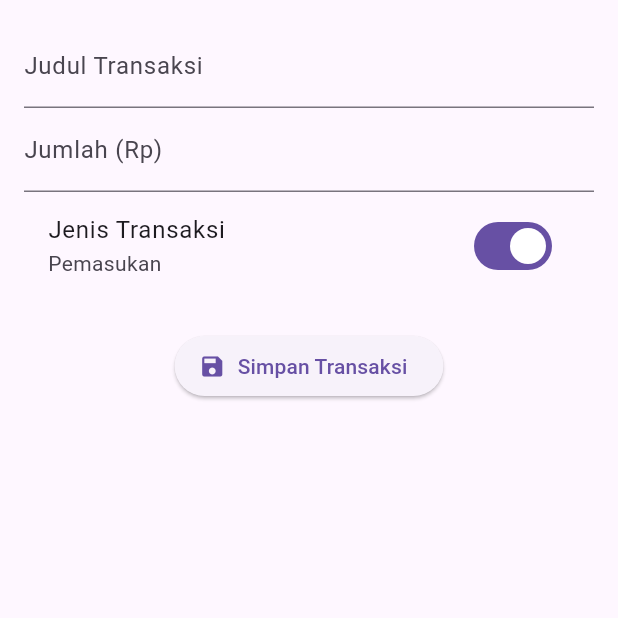
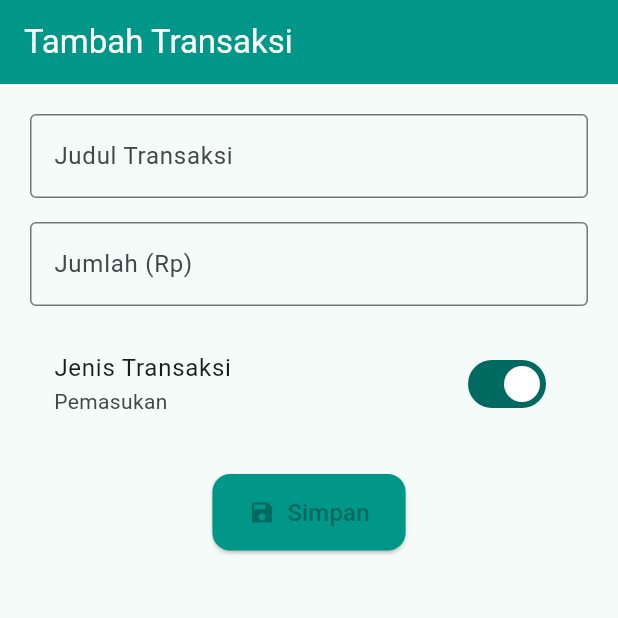
Before and after one commit to iqbalurrofiq/Budget_Mate, a Flutter app: the AddTransactionPage screen opened directly with empty values, on a phone screen of 412 x 824 dp, the top half of it. Run offline on Flutter 3.47's test engine with Material 3 defaults, Android fonts, the phone set to English and light mode, and no system bars.

```diff
--- a/lib/page/transaksi.dart
+++ b/lib/page/transaksi.dart
@@ -24,38 +24,63 @@ class _AddTransactionPageState extends State<AddTransactionPage> {
     _titleController.clear();
     _amountController.clear();
     ScaffoldMessenger.of(context).showSnackBar(
-      const SnackBar(content: Text("Transaksi berhasil ditambahkan!")),
+      const SnackBar(content: Text("✅ Transaksi berhasil ditambahkan!")),
     );
   }
 
   @override
   Widget build(BuildContext context) {
-    return Padding(
-      padding: const EdgeInsets.all(16.0),
+    return Scaffold(
+      appBar: AppBar(
+        title: const Text("Tambah Transaksi"),
+        backgroundColor: Colors.teal,
+        foregroundColor: Colors.white,
+      ),
+      body: Padding(
+        padding: const EdgeInsets.all(20),
         child: Column(
           children: [
             TextField(
               controller: _titleController,
-            decoration: const InputDecoration(labelText: "Judul Transaksi"),
+              decoration: const InputDecoration(
+                labelText: "Judul Transaksi",
+                border: OutlineInputBorder(),
               ),
+            ),
+            const SizedBox(height: 16),
             TextField(
               controller: _amountController,
-            decoration: const InputDecoration(labelText: "Jumlah (Rp)"),
+              decoration: const InputDecoration(
+                labelText: "Jumlah (Rp)",
+                border: OutlineInputBorder(),
+              ),
               keyboardType: TextInputType.number,
             ),
+            const SizedBox(height: 16),
             SwitchListTile(
               title: const Text("Jenis Transaksi"),
               subtitle: Text(_isIncome ? "Pemasukan" : "Pengeluaran"),
               value: _isIncome,
               onChanged: (val) => setState(() => _isIncome = val),
             ),
-          const SizedBox(height: 20),
+            const SizedBox(height: 24),
             ElevatedButton.icon(
               onPressed: _submit,
+              style: ElevatedButton.styleFrom(
+                backgroundColor: Colors.teal,
+                padding: const EdgeInsets.symmetric(
+                  vertical: 14,
+                  horizontal: 24,
+                ),
+                shape: RoundedRectangleBorder(
+                  borderRadius: BorderRadius.circular(12),
+                ),
+              ),
               icon: const Icon(Icons.save),
-            label: const Text("Simpan Transaksi"),
+              label: const Text("Simpan", style: TextStyle(fontSize: 16)),
             ),
           ],
+        ),
       ),
     );
   }
```
Also changed, not shown: lib/main.dart (+21 -11 lines), lib/page/history.dart (+20 -4 lines), lib/page/home.dart (+89 -21 lines), lib/page/statistik.dart (added, +47 -0 lines), 1 other file. Lines whose indentation alone changed are shown as unchanged.
